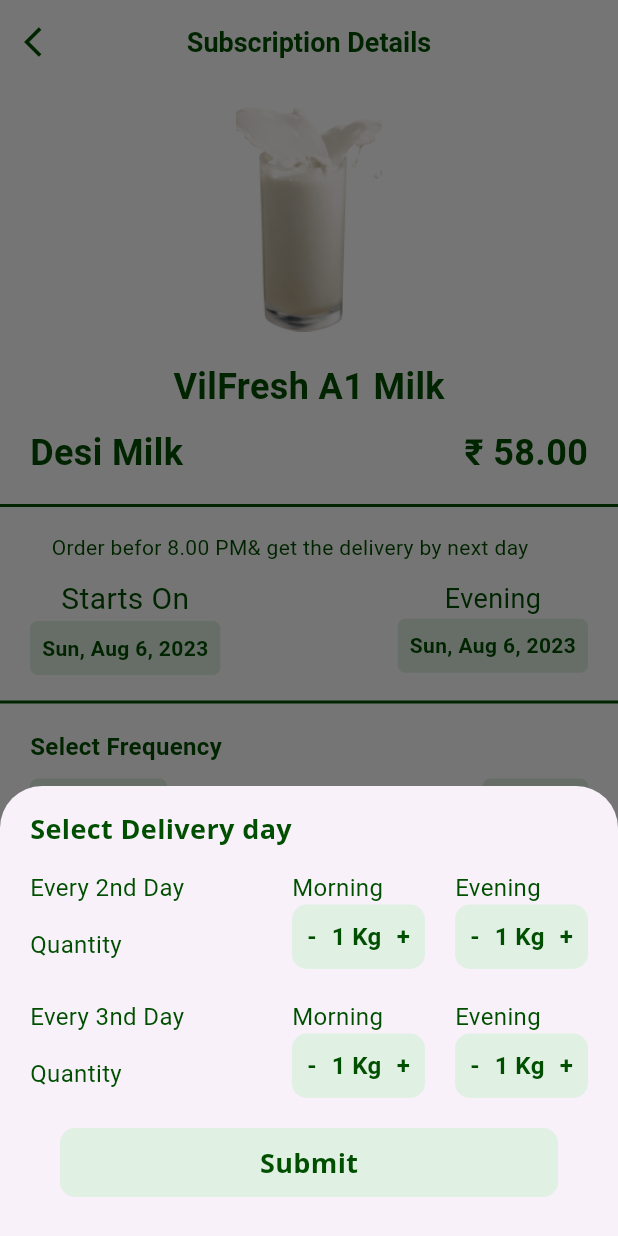
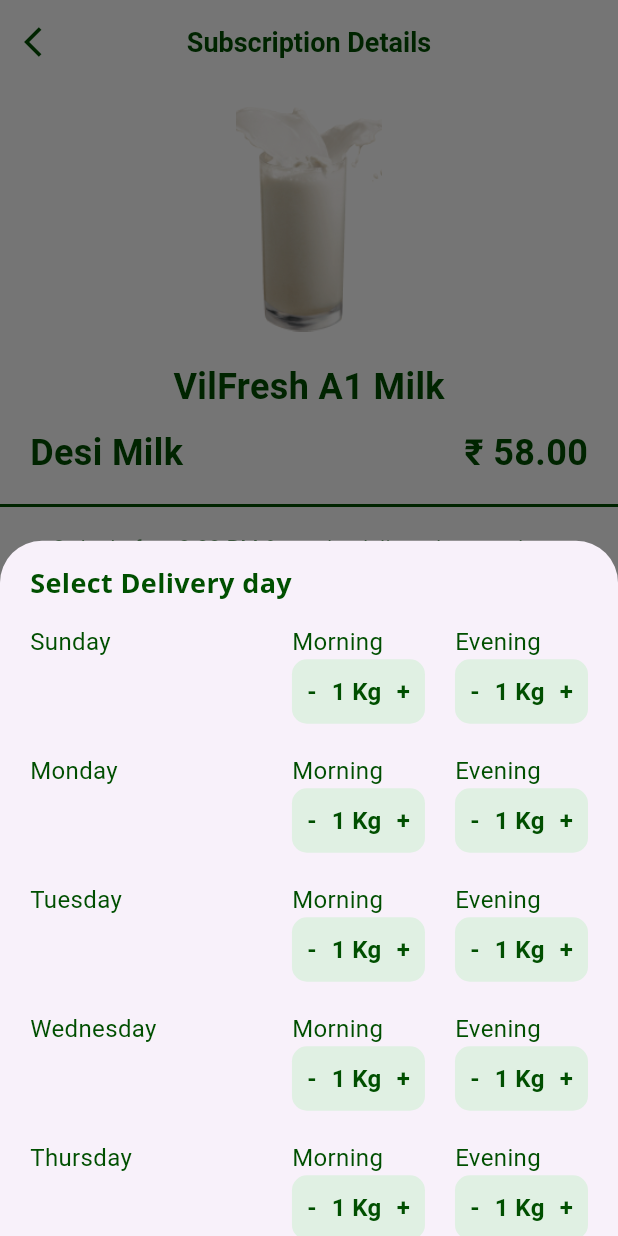
Before and after one commit to NigilDharsan/VilFresh, a Flutter app: the Subscription_Detail_Screen screen opened directly, after a tap on "Custom", on a phone screen of 412 x 824 dp. Run offline on Flutter 3.47's test engine with Material 3 defaults, Android fonts, the phone set to English and light mode, and no system bars; our stand-ins replace carousel_slider, dio, flutter_dash, flutter_easyloading, flutter_riverpod, flutter_secure_storage and 9 more; accounts and stored records are empty; network calls fail; Roboto replaces fonts that are missing (Montserrat); project files that could hold a hidden picture were left out.

Commit message:
Committing daily subscription screen changes

```diff
--- a/lib/Common_Widgets/Bottom_Navigation_Bar.dart
+++ b/lib/Common_Widgets/Bottom_Navigation_Bar.dart
@@ -15,7 +15,7 @@ class Bottom_Navigation_Bar extends StatefulWidget {
 class _Bottom_Navigation_BarState extends State<Bottom_Navigation_Bar> {
   final pages = [
     Home_Screen(),
-    Subscription_Details(ltrValue: '1', ltrOptions: ["2"],),
+    Subscription_Details(ltrValue: '1', ltrOptions: ["2"], isMore: false,),
     My_Order_Screen(isMore: false,),
     CheckOut_Screen(),
   ];
--- a/lib/Src/Subscription_Detail_Ui/Subscription_Detail_Screen.dart
+++ b/lib/Src/Subscription_Detail_Ui/Subscription_Detail_Screen.dart
@@ -1,4 +1,5 @@
 import 'package:flutter/material.dart';
+import 'package:intl/intl.dart';
 import 'package:vilfresh/Common_Widgets/Common_Button.dart';
 import 'package:vilfresh/Common_Widgets/Common_Pop_Up.dart';
 import 'package:vilfresh/Common_Widgets/Custom_App_Bar.dart';
@@ -17,6 +18,28 @@ class Subscription_Detail_Screen extends StatefulWidget {
 
 class _Subscription_Detail_ScreenState
     extends State<Subscription_Detail_Screen> {
+  DateTime _selectedDate = DateTime.now();
+  String getFormattedDate(DateTime date) {
+    final DateFormat formatter = DateFormat('EEE, MMM d, yyyy');
+    return formatter.format(date);
+  }
+
+  Future<void> _selectDate(BuildContext context) async {
+    final DateTime today = DateTime.now();
+    final DateTime tomorrow = today.add(Duration(days: 1));
+    final DateTime? picked = await showDatePicker(
+      context: context,
+      initialDate: tomorrow,
+      firstDate: tomorrow,
+      lastDate: DateTime(2101),
+    );
+    if (picked != null && picked != _selectedDate ) {
+      setState(() {
+        _selectedDate = picked;
+      });
+    }
+  }
+
   @override
   Widget build(BuildContext context) {
     return Scaffold(
@@ -77,13 +100,14 @@ class _Subscription_Detail_ScreenState
                   EdgeInsets.only(top: 10, bottom: 10, left: 20, right: 20),
                   width: MediaQuery.sizeOf(context).width / 1.2,
                   child: Text(
-                    "Order befor 8.00 PM& get the delivery by next day",
+                    "Order before 8.00 PM & get the delivery by next day",
                     style: subscribeHT,
                     maxLines: 2,
                   )),
               Padding(
                 padding: const EdgeInsets.only(left: 20, right: 20, bottom: 10),
                 child: Row(
+                  mainAxisAlignment: MainAxisAlignment.center,
                   children: [
                     Column(
                       children: [
@@ -94,7 +118,9 @@ class _Subscription_Detail_ScreenState
                               fontWeight: FontWeight.w400,
                               color: green2),
                         ),
-                        Container(
+                        GestureDetector(
+                          onTap: () => _selectDate(context),
+                          child: Container(
                             decoration: BoxDecoration(
                                 borderRadius: BorderRadius.circular(5),
                                 color: green5),
@@ -102,34 +128,10 @@ class _Subscription_Detail_ScreenState
                               padding: const EdgeInsets.all(8.0),
                               child: Center(
                                   child: Text(
-                              "Sun, Aug 6, 2023",
+                                    getFormattedDate(_selectedDate),
                                     style: startOnT,
                                   )),
                             ),
-                        )
-                      ],
-                    ),
-                    Spacer(),
-                    Column(
-                      children: [
-                        Text(
-                          "Evening",
-                          style: TextStyle(
-                              fontSize: 18,
-                              fontWeight: FontWeight.w400,
-                              color: green2),
-                        ),
-                        Container(
-                          decoration: BoxDecoration(
-                              borderRadius: BorderRadius.circular(5),
-                              color: green5),
-                          child: Padding(
-                            padding: const EdgeInsets.all(8.0),
-                            child: Center(
-                                child: Text(
-                              "Sun, Aug 6, 2023",
-                              style: startOnT,
-                            )),
                           ),
                         )
                       ],
@@ -153,7 +155,7 @@ class _Subscription_Detail_ScreenState
                     )),
               ),
               Padding(
-                padding: const EdgeInsets.only(left: 20, right: 20, bottom: 20),
+                padding: const EdgeInsets.only(left: 20, right: 20,),
                 child: Row(
                   children: [
                     Column(
@@ -175,7 +177,7 @@ class _Subscription_Detail_ScreenState
                                   left: 10, right: 10, top: 5, bottom: 5),
                               child: Center(
                                   child: Text(
-                                "On Interval",
+                                    "Everyday",
                                     style: startOnT,
                                   )),
                             ),
@@ -191,7 +193,8 @@ class _Subscription_Detail_ScreenState
                             showModalBottomSheet(
                                 context: context,
                                 builder: (BuildContext context) {
-                                  return Select_EveryDay_Pop(context);
+                                  return EveryDay_Pop(context);
+                                  //Select_EveryDay_Pop(context);
                                 });
                           },
                           child: Container(
@@ -214,18 +217,8 @@ class _Subscription_Detail_ScreenState
                   ],
                 ),
               ),
-              //EVERYDAY
-              InkWell(
-                  onTap: () {
-                    showModalBottomSheet(
-                        context: context,
-                        builder: (BuildContext context) {
-                          return EveryDay_Pop(context);
-                        });
-                  },
-                  child: Custom_Button(context, customTxt: 'Everyday')),
               Padding(
-                padding: const EdgeInsets.only(top: 10, bottom: 20),
+                padding: const EdgeInsets.only(top: 10, bottom: 10),
                 child: Divider(
                   thickness: 2,
                   color: green2,
```
Also changed, not shown: lib/Home Screen/Daily_Subscription_Screen.dart (+6 -9 lines), lib/Src/Home_DashBoard_Ui/Home_DashBoard_Screen.dart (+21 -21 lines), lib/Src/Login_Ui/Login_Screen.dart (+3 -7 lines). Lines whose indentation alone changed are shown as unchanged.
